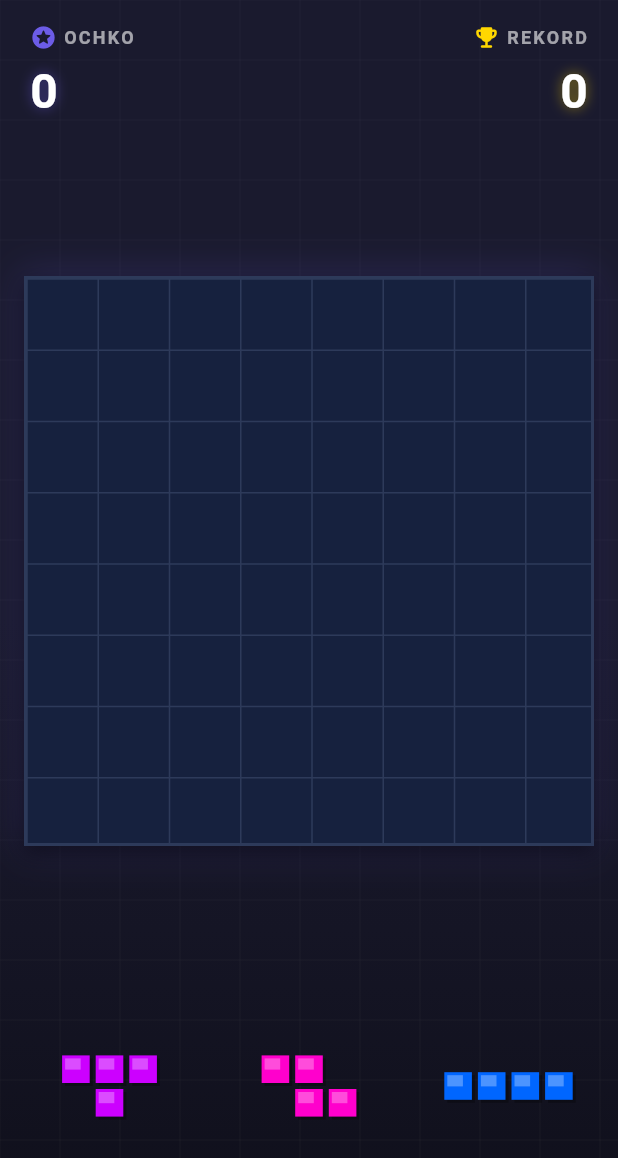
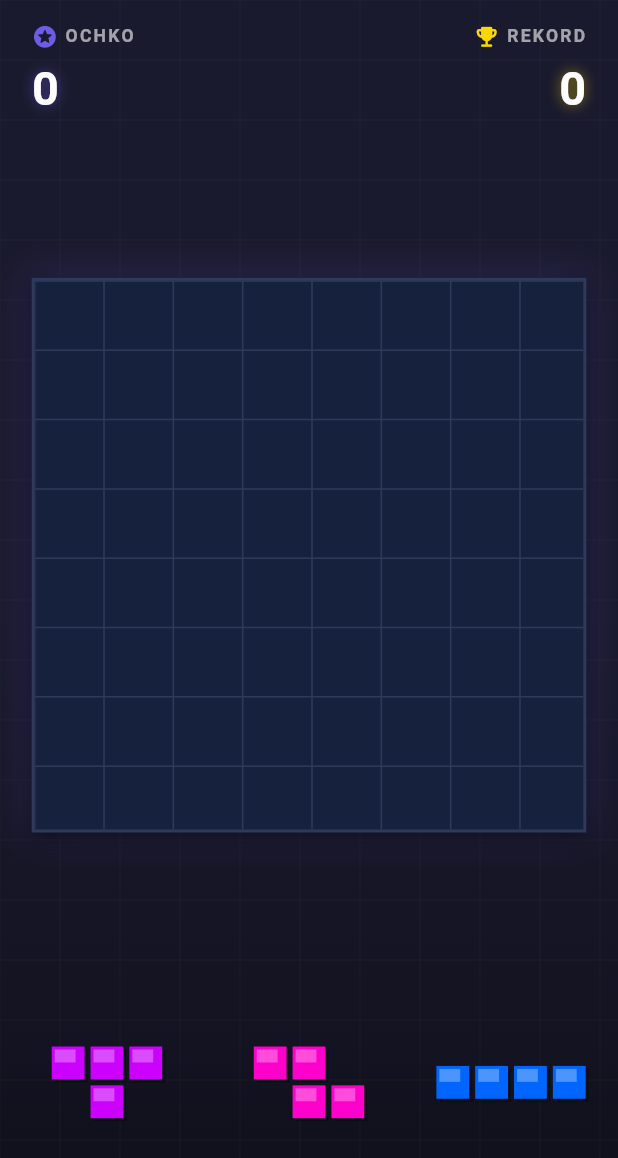
Before and after one commit to odilov-work/block_master_game, a Flutter app: the screen it shows after launch, on a phone screen of 412 x 824 dp. Shown: the top 1158 px of the screen. Run offline on Flutter 3.47's test engine with Material 3 defaults, Android fonts, the phone set to English and light mode, and no system bars; our stand-ins replace flutter_screenutil, hive_ce_flutter; missing offline and left inert: flame_audio; accounts and stored records are empty.

Commit message:
first version

```diff
--- a/lib/main.dart
+++ b/lib/main.dart
@@ -3,6 +3,7 @@ import 'package:block_master_game/providers/game_provider.dart';
 import 'package:block_master_game/screens/game_screen.dart';
 import 'package:flutter/material.dart';
 import 'package:flutter/services.dart';
+import 'package:flutter_screenutil/flutter_screenutil.dart';
 import 'package:provider/provider.dart';
 
 // ============================================================================
@@ -32,7 +33,11 @@ class BlockPuzzleApp extends StatelessWidget {
 
   @override
   Widget build(BuildContext context) {
-    return ChangeNotifierProvider(
+    return ScreenUtilInit(
+      designSize: const Size(390, 844),
+      minTextAdapt: true,
+      splitScreenMode: true,
+      child: ChangeNotifierProvider(
         create: (_) => GameState(),
         child: MaterialApp(
           title: 'Block Puzzle',
@@ -46,6 +51,7 @@ class BlockPuzzleApp extends StatelessWidget {
           ),
           home: const GameScreen(),
         ),
+      ),
     );
   }
 }
--- a/lib/screens/game_screen.dart
+++ b/lib/screens/game_screen.dart
@@ -7,6 +7,7 @@ import 'package:block_master_game/widgets/piece_selector.dart';
 import 'package:block_master_game/widgets/score_board.dart';
 import 'package:flutter/material.dart';
 import 'package:flutter/services.dart';
+import 'package:flutter_screenutil/flutter_screenutil.dart';
 import 'package:provider/provider.dart';
 
 class GameScreen extends StatefulWidget {
@@ -77,8 +78,7 @@ class _GameScreenState extends State<GameScreen> with TickerProviderStateMixin {
   @override
   Widget build(BuildContext context) {
     final gameState = context.watch<GameState>();
-    final size = MediaQuery.of(context).size;
-    final gridSize = (size.width - 32).clamp(280.0, 400.0);
+    final gridSize = 350.w.clamp(280.0, 400.0);
 
     if (gameState.isGameOver) {
       WidgetsBinding.instance.addPostFrameCallback((_) {
@@ -95,7 +95,7 @@ class _GameScreenState extends State<GameScreen> with TickerProviderStateMixin {
             Positioned.fill(child: CustomPaint(painter: BackgroundPainter())),
             Column(
               children: [
-                const SizedBox(height: 16),
+                SizedBox(height: 16.h),
                 ScoreBoard(
                   score: gameState.score,
                   highScore: gameState.highScore,
@@ -122,7 +122,7 @@ class _GameScreenState extends State<GameScreen> with TickerProviderStateMixin {
                   onDragEnd: _onDragEnd,
                   draggingIndex: draggingPieceIndex,
                 ),
-                SizedBox(height: 40),
+                SizedBox(height: 40.h),
               ],
             ),
             if (draggingPieceIndex != null && dragPosition != null)
@@ -140,18 +140,15 @@ class _GameScreenState extends State<GameScreen> with TickerProviderStateMixin {
     final piece = gameState.availablePieces[draggingPieceIndex!];
     if (piece == null) return const SizedBox();
 
-    final cellSize = GameConstants
-        .cellSize; // Asl o'lcham emas, hisoblangan bo'lishi kerak aslida
-    // Eslatma: To'g'ri o'lcham GameGrid ichida hisoblanyapti, lekin drag paytida
-    // vizual effekt uchun standart o'lcham ishlatsa bo'ladi.
-    // Aniqroq bo'lishi uchun GameGrid o'lchamini olish kerak, lekin hozircha constant.
+    final gridSize = 350.w.clamp(280.0, 400.0);
+    final cellSize = gridSize / GameConstants.gridSize;
 
     final pieceWidth = piece.width * cellSize;
     final pieceHeight = piece.height * cellSize;
 
     return Positioned(
       left: dragPosition!.dx - pieceWidth / 2,
-      top: dragPosition!.dy - pieceHeight - 50,
+      top: dragPosition!.dy - pieceHeight - 200.h,
       child: IgnorePointer(
         child: Transform.scale(
           scale: 1.1,
@@ -171,7 +168,3 @@ class _GameScreenState extends State<GameScreen> with TickerProviderStateMixin {
     );
   }
 }
-
-// ============================================================================
-// PAINTERS & WIDGETS
-// ============================================================================
--- a/lib/services/audio_service.dart
+++ b/lib/services/audio_service.dart
@@ -1,43 +1,60 @@
 import 'package:flame_audio/flame_audio.dart';
 import 'package:block_master_game/services/local_storage_service.dart';
+import 'package:flutter/material.dart';
 
 class GameAudioService {
-  // MUHIM: FlameAudio avtomatik ravishda 'assets/audio/' papkasiga qaraydi.
-  // Shuning uchun yo'lni to'liq yozish shart emas, faqat fayl nomi yetarli.
   static const String _placeSound = 'place.wav';
   static const String _clearSound = 'clear.wav';
   static const String _gameOverSound = 'game-over.wav';
 
-  /// Ilova boshlanishida chaqirilishi kerak (masalan, main.dart yoki splash screenda)
+  // AudioPool obyektlari
+  static late AudioPool _placePool;
+  static late AudioPool _clearPool;
+  // Game over kamroq bo'lgani uchun unga oddiy play ishlataveramiz
+
   static Future<void> init() async {
-    // 1. Keshga yuklash (Caching)
-    // O'yin davomida qotishlar (lag) bo'lmasligi uchun ovozlarni oldindan xotiraga yuklaymiz.
+    // 1. Keshga yuklash (Game Over va boshqa uzunroq ovozlar uchun)
     await FlameAudio.audioCache.loadAll([
       _placeSound,
       _clearSound,
       _gameOverSound,
     ]);
-  }
 
-  /// Umumiy o'ynatish funksiyasi
-  static void _play(String fileName) {
-    // Ovoz yoqilganligini tekshiramiz
-    if (LocalStorageService.getSoundEnabled()) {
-      // FlameAudio.play metodi "fire-and-forget" prinsipida ishlaydi.
-      // U avtomatik ravishda bo'sh turgan playerni topadi yoki yangisini yaratadi.
-      FlameAudio.play(fileName);
+    // 2. AudioPool yaratish (Qisqa va tez effektlar uchun)
+    // Bu yerda 'await' juda muhim, u ovoz "READY" bo'lishini kutadi.
+    try {
+      _placePool = await FlameAudio.createPool(
+        _placeSound,
+        maxPlayers: 4, // Bir vaqtda 4 tagacha 'place' ovozi chiqishi mumkin
+        minPlayers: 1,
+      );
+
+      _clearPool = await FlameAudio.createPool(
+        _clearSound,
+        maxPlayers: 2,
+        minPlayers: 1,
+      );
+    } catch (e) {
+      debugPrint("Audio init error: $e");
     }
   }
 
   static void playPlace() {
-    _play(_placeSound);
+    if (LocalStorageService.getSoundEnabled()) {
+      // start() metodi ID tayyor bo'lishini kutadi
+      _placePool.start(volume: 1.0);
+    }
   }
 
   static void playClear() {
-    _play(_clearSound);
+    if (LocalStorageService.getSoundEnabled()) {
+      _clearPool.start(volume: 1.0);
+    }
   }
 
   static void playGameOver() {
-    _play(_gameOverSound);
+    if (LocalStorageService.getSoundEnabled()) {
+      FlameAudio.play(_gameOverSound);
+    }
   }
 }
--- a/lib/widgets/piece_selector.dart
+++ b/lib/widgets/piece_selector.dart
@@ -1,4 +1,5 @@
 import 'package:flutter/material.dart';
+import 'package:flutter_screenutil/flutter_screenutil.dart';
 import 'package:block_master_game/piece_generator.dart';
 import 'package:block_master_game/widgets/piece_painter.dart';
 
@@ -61,7 +62,7 @@ class _PieceSlot extends StatelessWidget {
   Widget build(BuildContext context) {
     // 1-O'ZGARISH: Bosish maydoni o'lchamini kattalashtiramiz (masalan 120.0)
     // Avval kichikroq edi, bu barmoq sig'ishini osonlashtiradi.
-    const double slotSize = 120.0;
+    final double slotSize = 120.w;
 
     return GestureDetector(
       // 2-O'ZGARISH: Bu juda muhim!
@@ -98,7 +99,7 @@ class _PieceSlot extends StatelessWidget {
 
   Widget _buildPiecePreview(PieceShape piece) {
     // Preview o'lchami o'zgarmaydi, faqat konteyner kattalashdi
-    final cellSize = GameConstants.cellSize * GameConstants.piecePreviewScale;
+    final cellSize = 35.w * GameConstants.piecePreviewScale;
     final width = piece.width * cellSize;
     final height = piece.height * cellSize;
 
--- a/lib/widgets/score_board.dart
+++ b/lib/widgets/score_board.dart
@@ -1,5 +1,6 @@
 import 'package:block_master_game/core/extensions.dart';
 import 'package:flutter/material.dart';
+import 'package:flutter_screenutil/flutter_screenutil.dart';
 import 'package:block_master_game/piece_generator.dart';
 
 class ScoreBoard extends StatelessWidget {
@@ -17,7 +18,7 @@ class ScoreBoard extends StatelessWidget {
   @override
   Widget build(BuildContext context) {
     return Padding(
-      padding: const EdgeInsets.symmetric(horizontal: 20),
+      padding: EdgeInsets.symmetric(horizontal: 20.w),
       child: Row(
         mainAxisAlignment: MainAxisAlignment.spaceBetween,
         children: [
@@ -64,20 +65,20 @@ class _ScoreItem extends StatelessWidget {
         Row(
           mainAxisSize: MainAxisSize.min,
           children: [
-            Icon(icon, color: color, size: 18),
-            const SizedBox(width: 4),
+            Icon(icon, color: color, size: 18.sp),
+            SizedBox(width: 4.w),
             Text(
               label,
               style: TextStyle(
                 color: Colors.white.withOpacityX(0.6),
-                fontSize: 12,
+                fontSize: 12.sp,
                 fontWeight: FontWeight.w600,
                 letterSpacing: 1.5,
               ),
             ),
           ],
         ),
-        const SizedBox(height: 4),
+        SizedBox(height: 4.h),
         TweenAnimationBuilder<int>(
           tween: IntTween(begin: 0, end: int.parse(value)),
           duration: const Duration(milliseconds: 500),
@@ -86,7 +87,7 @@ class _ScoreItem extends StatelessWidget {
               animatedValue.toString(),
               style: TextStyle(
                 color: Colors.white,
-                fontSize: 32,
+                fontSize: 32.sp,
                 fontWeight: FontWeight.bold,
                 shadows: [
                   Shadow(color: color.withOpacityX(0.5), blurRadius: 10),
@@ -147,12 +148,12 @@ class _ComboIndicatorState extends State<_ComboIndicator>
     return ScaleTransition(
       scale: _scaleAnimation,
       child: Container(
-        padding: const EdgeInsets.symmetric(horizontal: 16, vertical: 8),
+        padding: EdgeInsets.symmetric(horizontal: 16.w, vertical: 8.h),
         decoration: BoxDecoration(
           gradient: LinearGradient(
             colors: [Colors.orange.shade400, Colors.red.shade400],
           ),
-          borderRadius: BorderRadius.circular(20),
+          borderRadius: BorderRadius.circular(20.r),
           boxShadow: [
             BoxShadow(
               color: Colors.orange.withOpacityX(0.4),
@@ -164,17 +165,13 @@ class _ComboIndicatorState extends State<_ComboIndicator>
         child: Row(
           mainAxisSize: MainAxisSize.min,
           children: [
-            const Icon(
-              Icons.local_fire_department,
-              color: Colors.white,
-              size: 20,
-            ),
-            const SizedBox(width: 4),
+            Icon(Icons.local_fire_department, color: Colors.white, size: 20.sp),
+            SizedBox(width: 4.w),
             Text(
               'x${widget.combo}',
-              style: const TextStyle(
+              style: TextStyle(
                 color: Colors.white,
-                fontSize: 18,
+                fontSize: 18.sp,
                 fontWeight: FontWeight.bold,
               ),
             ),
--- a/pubspec.yaml
+++ b/pubspec.yaml
@@ -39,6 +39,7 @@ dependencies:
   hive_ce: ^2.16.0
   hive_ce_flutter: ^2.3.3
   flame_audio: ^2.11.12
+  flutter_screenutil: ^5.9.3
 
 dev_dependencies:
   flutter_test:
```
Also changed, not shown: lib/piece_generator.dart (+14 -0 lines), lib/providers/game_provider.dart (+27 -0 lines), lib/widgets/game_grid.dart (+41 -17 lines), pubspec.lock. Lines whose indentation alone changed are shown as unchanged.
